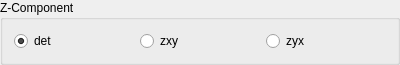
MTgeophysics/mtpy, file mtpy/gui/SmartMT/ui_asset/groupbox_z_component_single.ui: the form before one commit.
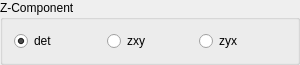
The form after the commit.

What changed in the file:
```diff
--- a/mtpy/gui/SmartMT/ui_asset/groupbox_z_component_single.ui
+++ b/mtpy/gui/SmartMT/ui_asset/groupbox_z_component_single.ui
@@ -6,10 +6,16 @@
    <rect>
     <x>0</x>
     <y>0</y>
-    <width>400</width>
+    <width>300</width>
     <height>50</height>
    </rect>
   </property>
+  <property name="sizePolicy">
+   <sizepolicy hsizetype="Preferred" vsizetype="Fixed">
+    <horstretch>0</horstretch>
+    <verstretch>0</verstretch>
+   </sizepolicy>
+  </property>
   <property name="windowTitle">
    <string>GroupBox</string>
   </property>
```
